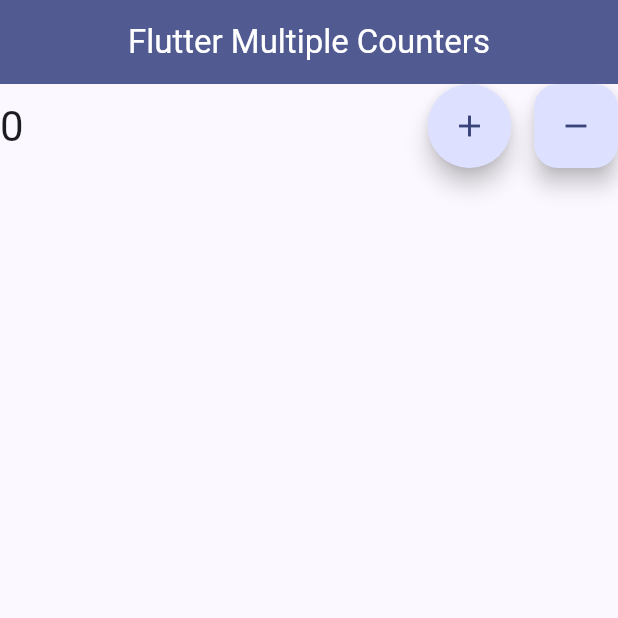
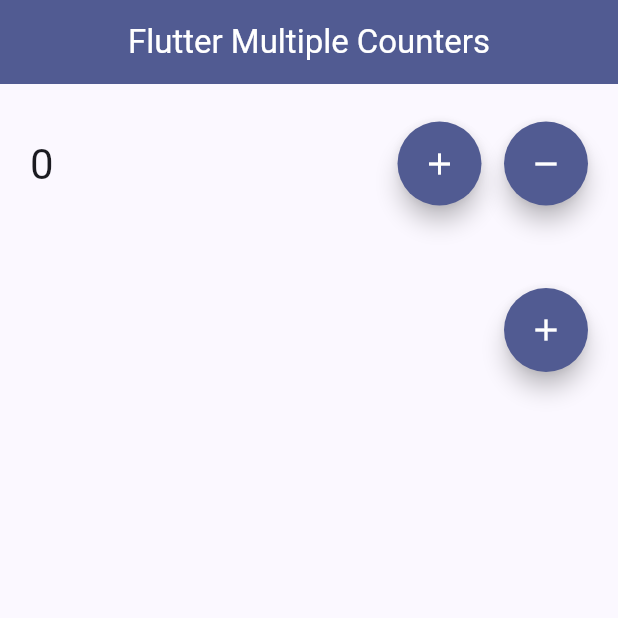
Before and after one commit to Arnaud-Goguelin/Flutter-exercices, a Flutter app: the screen it shows after launch, on a phone screen of 412 x 824 dp, the top half of it. Run offline on Flutter 3.47's test engine with Material 3 defaults, Android fonts, the phone set to English and light mode, and no system bars.

Commit message:
implémentation du la logique d'incrémentation pour un compteur, réplique de cette logique pour générer les différentes lignes de compteurs

```diff
--- a/multiple_counters/lib/home_page.dart
+++ b/multiple_counters/lib/home_page.dart
@@ -1,8 +1,21 @@
 import 'package:flutter/material.dart';
 
-class HomePage extends StatelessWidget {
+class HomePage extends StatefulWidget {
   const HomePage({super.key, required this.title});
   final String title;
+
+  @override
+  State<HomePage> createState() => _HomePageState();
+}
+
+class _HomePageState extends State<HomePage> {
+  int _counterRow = 1;
+
+  void _addCounterRow() {
+    setState(() {
+      _counterRow++;
+    });
+  }
 
   @override
   Widget build(BuildContext context) {
@@ -10,16 +23,37 @@
       appBar: AppBar(
         backgroundColor: Theme.of(context).colorScheme.surfaceTint,
         title: Center(
-          child: Text(title,
+          child: Text(widget.title,
               style: const TextStyle(
                 color: Colors.white,
               )),
         ),
       ),
-      body: ListView(
-        children: [
-          CounterRow(),
-        ],
+      body: Padding(
+        padding: const EdgeInsets.fromLTRB(20, 20, 20, 0),
+        child: ListView(
+          children: [
+            for (var i = 0; i < _counterRow; i++)
+              const Padding(
+                padding: EdgeInsets.fromLTRB(0, 5, 0, 5),
+                child: CounterRow(),
+              ),
+            const SizedBox(height: 50),
+            Align(
+              alignment: Alignment.bottomRight,
+              child: FloatingActionButton(
+                backgroundColor: Theme.of(context).colorScheme.surfaceTint,
+                shape: const CircleBorder(),
+                onPressed: _addCounterRow,
+                tooltip: 'Increment',
+                child: const Icon(
+                  Icons.add,
+                  color: Colors.white,
+                ),
+              ),
+            ),
+          ],
+        ),
       ),
     );
   }
@@ -59,14 +93,11 @@
         Row(
           children: [
             IncrementButton(onPressed: _incrementCounter),
-            const SizedBox(
-              width: 15,
-            ),
+            const SizedBox(width: 15),
             DecrementButton(onPressed: _decrementCounter),
           ],
         ),
       ],
-      // Affiche le counter /Le bouton d'incrément / le bouton de décrément.
     );
   }
 }
@@ -80,27 +111,33 @@
   @override
   Widget build(BuildContext context) {
     return FloatingActionButton(
+      backgroundColor: Theme.of(context).colorScheme.surfaceTint,
       shape: const CircleBorder(),
       onPressed: onPressed,
       tooltip: 'Increment',
-      child: const Icon(Icons.add),
+      child: const Icon(
+        Icons.add,
+        color: Colors.white,
+      ),
     );
   }
 }
 
 class DecrementButton extends StatelessWidget {
   const DecrementButton({super.key, required this.onPressed});
-  // Mémo perso: VoidCallback permet de passer une méthode en argument,
-  // on peut ainsi appeler une méthode depuis une autre class
-  // usage de mixin autrement mais comment faire le lien avec la variable _count depuis une mixin?.
   final VoidCallback onPressed;
 
   @override
   Widget build(BuildContext context) {
     return FloatingActionButton(
+      backgroundColor: Theme.of(context).colorScheme.surfaceTint,
+      shape: const CircleBorder(),
       onPressed: onPressed,
       tooltip: 'Decrement',
-      child: const Icon(Icons.remove),
+      child: const Icon(
+        Icons.remove,
+        color: Colors.white,
+      ),
     );
   }
 }
```
